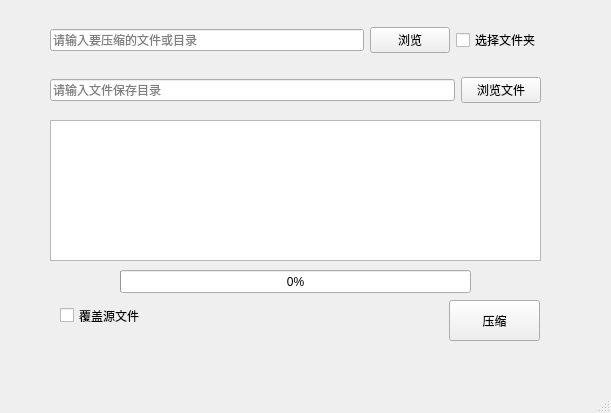
greatyingzi/qt_img_compress, file src/mainwindow.ui: the form before one commit.
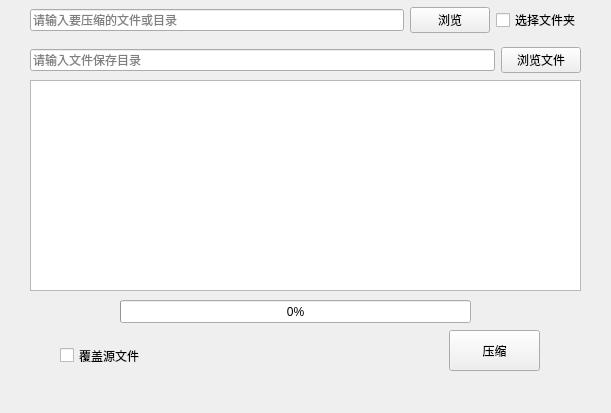
The form after the commit.

Commit message: 优化界面显示 完善窗口icon显示

Patch:
```diff
--- a/src/mainwindow.ui
+++ b/src/mainwindow.ui
@@ -17,9 +17,9 @@
    <widget class="QWidget" name="horizontalLayoutWidget">
     <property name="geometry">
      <rect>
-      <x>50</x>
-      <y>20</y>
-      <width>491</width>
+      <x>30</x>
+      <y>0</y>
+      <width>551</width>
       <height>41</height>
      </rect>
     </property>
@@ -69,7 +69,7 @@
     <property name="geometry">
      <rect>
       <x>449</x>
-      <y>300</y>
+      <y>330</y>
       <width>91</width>
       <height>41</height>
      </rect>
@@ -81,9 +81,9 @@
    <widget class="QWidget" name="horizontalLayoutWidget_2">
     <property name="geometry">
      <rect>
-      <x>50</x>
-      <y>70</y>
-      <width>491</width>
+      <x>30</x>
+      <y>40</y>
+      <width>551</width>
       <height>41</height>
      </rect>
     </property>
@@ -123,7 +123,7 @@
     <property name="geometry">
      <rect>
       <x>120</x>
-      <y>270</y>
+      <y>300</y>
       <width>351</width>
       <height>23</height>
      </rect>
@@ -136,7 +136,7 @@
     <property name="geometry">
      <rect>
       <x>60</x>
-      <y>300</y>
+      <y>340</y>
       <width>101</width>
       <height>31</height>
      </rect>
@@ -148,10 +148,10 @@
    <widget class="QTextEdit" name="logTextView">
     <property name="geometry">
      <rect>
-      <x>50</x>
-      <y>120</y>
-      <width>491</width>
-      <height>141</height>
+      <x>30</x>
+      <y>80</y>
+      <width>551</width>
+      <height>211</height>
      </rect>
     </property>
    </widget>
@@ -166,7 +166,11 @@
     </rect>
    </property>
   </widget>
-  <widget class="QStatusBar" name="statusbar"/>
+  <widget class="QStatusBar" name="statusbar">
+   <property name="sizeGripEnabled">
+    <bool>false</bool>
+   </property>
+  </widget>
  </widget>
  <tabstops>
   <tabstop>filePathEdit</tabstop>
```
The commit also changes 4 other files.
